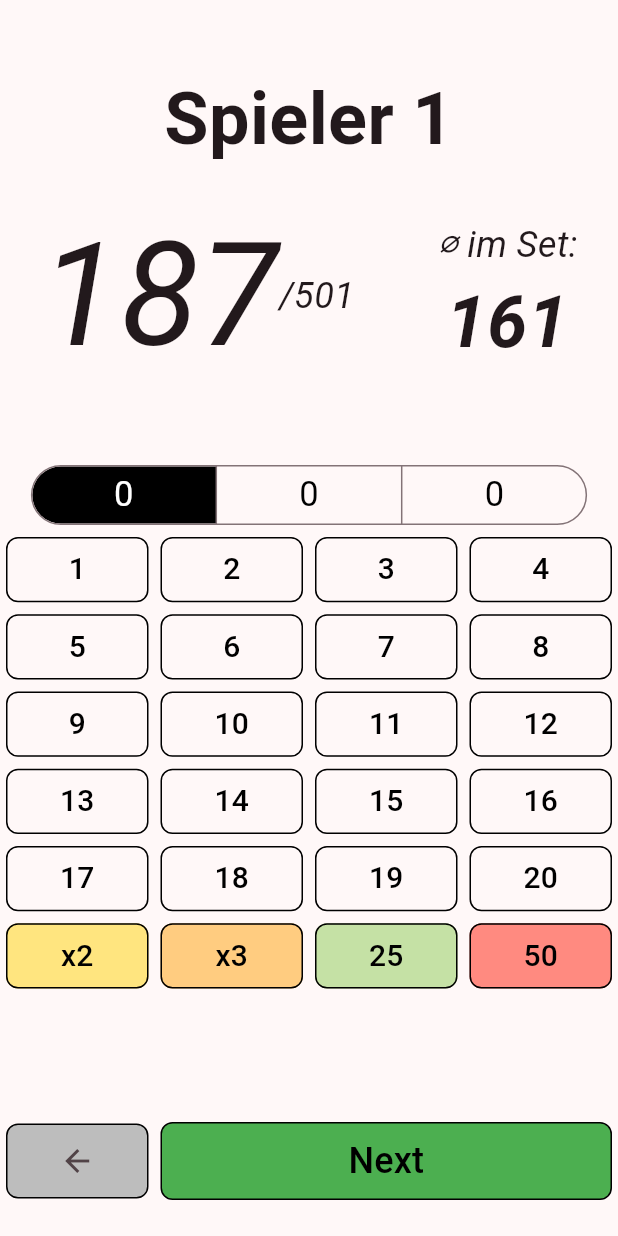
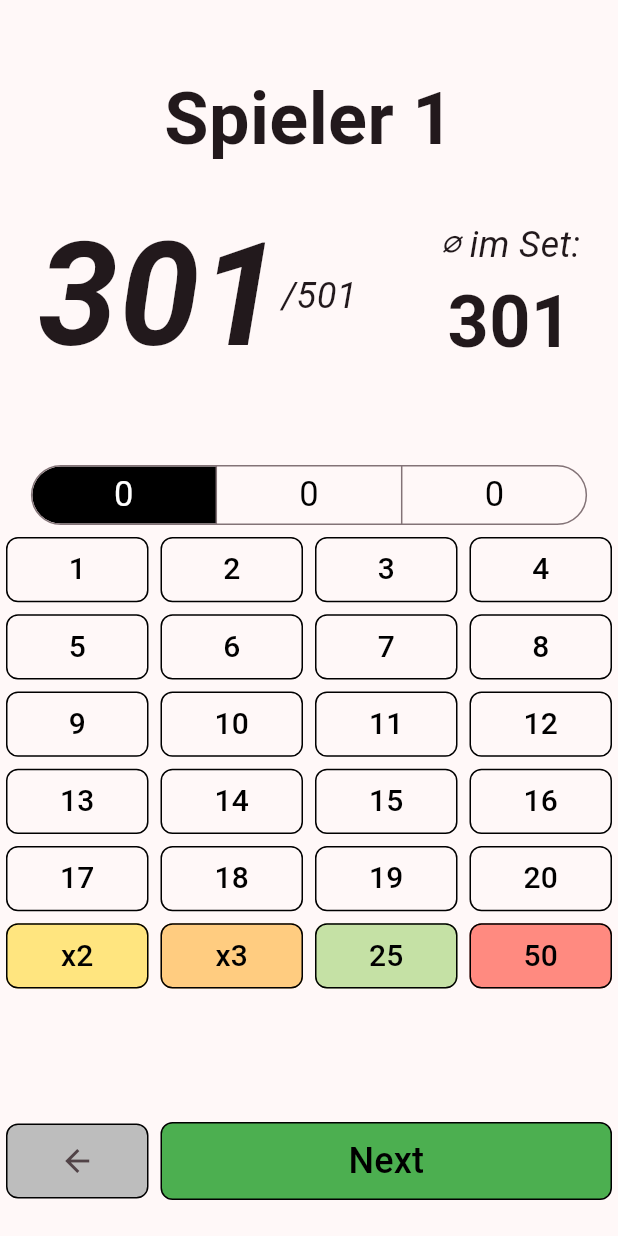
Before and after one commit to PassiSchoppi/DartPilot, a Flutter app: the GameScreen screen opened directly, after a tap on the "arrow back" icon, on a phone screen of 412 x 824 dp. Run offline on Flutter 3.47's test engine with Material 3 defaults, Android fonts, the phone set to English and light mode, and no system bars.

Commit message:
spielmodus - global

```diff
--- a/lib/game_active_stats.dart
+++ b/lib/game_active_stats.dart
@@ -1,3 +1,5 @@
+import 'package:flutter/cupertino.dart';
+import 'package:flutter/material.dart';
 import 'package:flutter/widgets.dart';
 import 'game_data.dart';
 import 'package:provider/provider.dart';
@@ -22,24 +24,36 @@ class ActiveStats extends StatelessWidget {
       Row(
         mainAxisAlignment: MainAxisAlignment.center,
         children: [
-          Text('187',
-              style: TextStyle(fontSize: 96, fontStyle: FontStyle.italic)),
+          Consumer<GameData>(builder: (context, gameData, child) {
+            return Text(
+              gameData.playerScores[gameData.activePlayer].toString(),
+              style: TextStyle(
+                fontSize: 96,
+                fontWeight: FontWeight.bold,
+                fontStyle: FontStyle.italic
+              ),
+            );
+          }),
           Text('/501',
               style: TextStyle(fontSize: 24, fontStyle: FontStyle.italic)),
-          Padding(
+          Flexible(
+              child: Padding(
               padding: EdgeInsets.only(left: 55),
               child: Column(children: [
                 Text('⌀ im Set:',
                     style: TextStyle(fontSize: 24, fontStyle: FontStyle.italic)),
-              Text(
-                '161', // Replace with the name of the user
+                Consumer<GameData>(builder: (context, gameData, child) {
+                  return Text(
+                    gameData.playerScores[gameData.activePlayer].toString(),
                     style: TextStyle(
                       fontSize: 48,
                       fontWeight: FontWeight.bold,
-                    fontStyle: FontStyle.italic),
                     ),
+                  );
+                }),
               ]),
-          ),
+            )
+          )
         ],
       )
     ]);
--- a/lib/game_data.dart
+++ b/lib/game_data.dart
@@ -14,22 +14,28 @@ class GameData with ChangeNotifier {
     }else{
       activePlayer = 0;
     }
+    calculateScores();
     notifyListeners();
   }
 
   void previousPlayer() {
     if( activePlayer > 0){
       activePlayer -= 1;
+    }else if(activePlayer == 0){
+      activePlayer = numberOfPlayers-1;
     }else{
       activePlayer = 0;
     }
+    calculateScores();
     notifyListeners();
   }
 
   void calculateScores() {
     // Clear existing playerScores
     for (int i = 0; i < playerScores.length; i++) {
-      playerScores[i] = 0;
+      print("calculating scores:");
+      print(is301? "301" : "501");
+      playerScores[i] = is301? 301 : 501;
     }
 
     // Iterate over playerScoresByRound and sum up points for each player
@@ -44,13 +50,14 @@ class GameData with ChangeNotifier {
             pointIndex <
                 playerScoresByRound[player][leg][set][throwIndex].length;
             pointIndex++) {
-              playerScores[player] +=
+              playerScores[player] -=
               playerScoresByRound[player][leg][set][throwIndex][pointIndex];
             }
           }
         }
       }
     }
+    notifyListeners();
   }
 
   void generateScoreByRound() {
@@ -73,6 +80,7 @@ class GameData with ChangeNotifier {
     numberOfPlayers = length;
     List<String> playerNames =
       List.generate(length, (index) => 'Spieler ${index + 1}');
+    calculateScores();
   }
 
   GameData._internal();
@@ -92,7 +100,7 @@ class GameData with ChangeNotifier {
   int activeLeg = 0;
   int activeSet = 0;
 
-  List<int> playerScores = List.generate(1, (index) => 0);
+  List<int> playerScores = List.generate(MAX_PLAYER_COUNT, (index) => 0);
   // Spieler Sets Legs Wurf Punkte
   List<List<List<List<List<int>>>>> playerScoresByRound =
   List.generate(
--- a/lib/main.dart
+++ b/lib/main.dart
@@ -152,6 +152,7 @@ class _MyHomePageState extends State<MyHomePage> {
                       setState(() {
                         gameData.is301 = true;
                       });
+                      gameData.calculateScores();
                     },
                     style: ElevatedButton.styleFrom(
                       backgroundColor:
@@ -171,6 +172,7 @@ class _MyHomePageState extends State<MyHomePage> {
                       setState(() {
                         gameData.is301 = false;
                       });
+                      gameData.calculateScores();
                     },
                     style: ElevatedButton.styleFrom(
                       backgroundColor:
```
Lines whose indentation alone changed are shown as unchanged.
